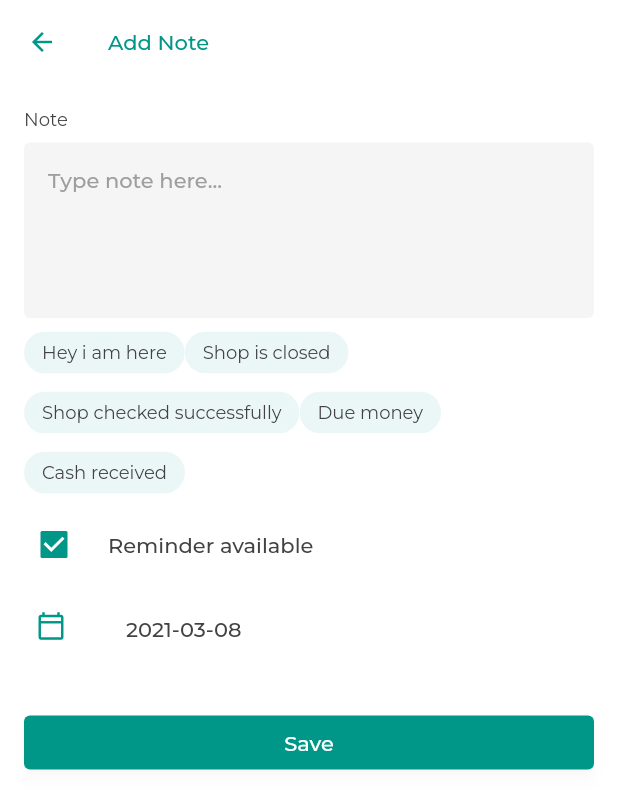
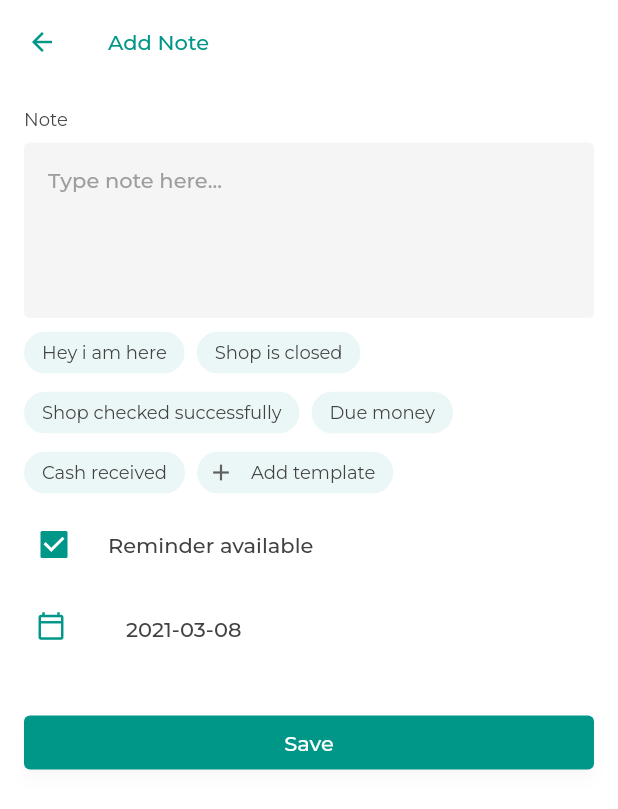
Before and after one commit to Omar-Khaium/jamuna_emplog, a Flutter app: the NoteDetails screen opened directly, on a phone screen of 412 x 824 dp. Shown: the top 809 px of the screen. Run offline on Flutter 3.47's test engine with Material 2 defaults, Android fonts, the phone set to English and light mode, and no system bars; our stand-ins replace cached_network_image, data_connection_checker, google_fonts, hive, local_auth, material_design_icons_flutter and 1 more; accounts and stored records are empty; generated files the repository leaves out were written again.

Commit message:
note details

```diff
--- a/lib/view/widgets/dashboard/settings/widget_notes_reminders_details.dart
+++ b/lib/view/widgets/dashboard/settings/note/widget_notes_reminders_details.dart
@@ -69,6 +69,7 @@ class _NoteDetailsState extends State<NoteDetails> {
             ),
           ),
           Wrap(
+            spacing: 8,
             children: [
               ActionChip(
                 visualDensity: VisualDensity.compact,
@@ -140,6 +141,16 @@ class _NoteDetailsState extends State<NoteDetails> {
                 },
                 backgroundColor: themeProvider.accentColor.withOpacity(.08),
               ),
+              ActionChip(
+                  backgroundColor: themeProvider.accentColor.withOpacity(.08),
+                  visualDensity: VisualDensity.compact,
+                  avatar: Icon(Icons.add),
+                  onPressed: () {},
+                  label: Text(
+                    "Add template",
+                    style: TextStyles.caption(
+                        context: context, color: themeProvider.textColor),
+                  ))
             ],
           ),
           CheckboxListTile(
@@ -157,7 +168,9 @@ class _NoteDetailsState extends State<NoteDetails> {
               });
             },
           ),
-          ListTile(
+          Visibility(
+            visible: _isChecked,
+            child: ListTile(
               visualDensity: VisualDensity.compact,
               contentPadding: EdgeInsets.only(left: 8),
               leading: Icon(
@@ -176,6 +189,7 @@ class _NoteDetailsState extends State<NoteDetails> {
                       style: TextStyles.body(
                           context: context, color: themeProvider.textColor),
                     )),
+              ),
             ),
           ),
           SizedBox(
```
Also changed, not shown: lib/view/route/route_notes_reminders.dart (+40 -3 lines). Lines whose indentation alone changed are shown as unchanged.
